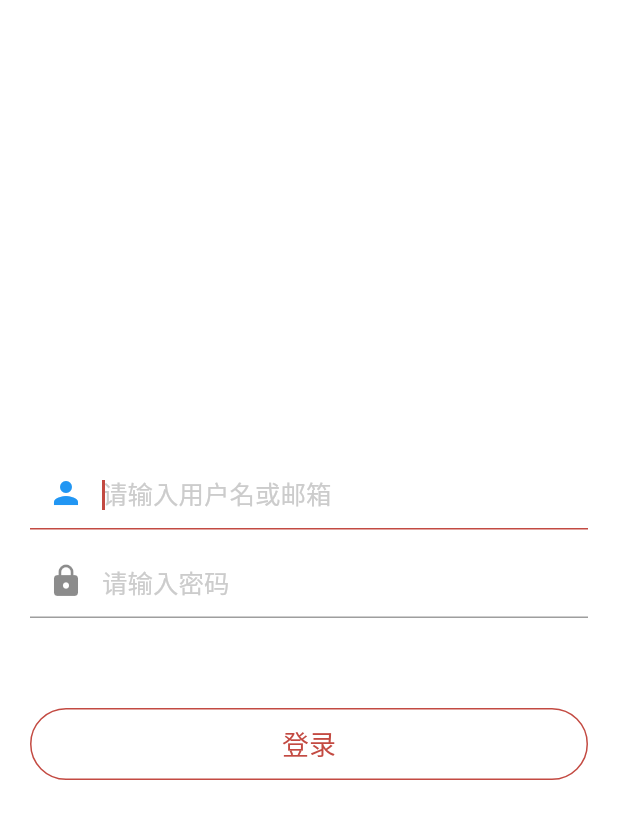
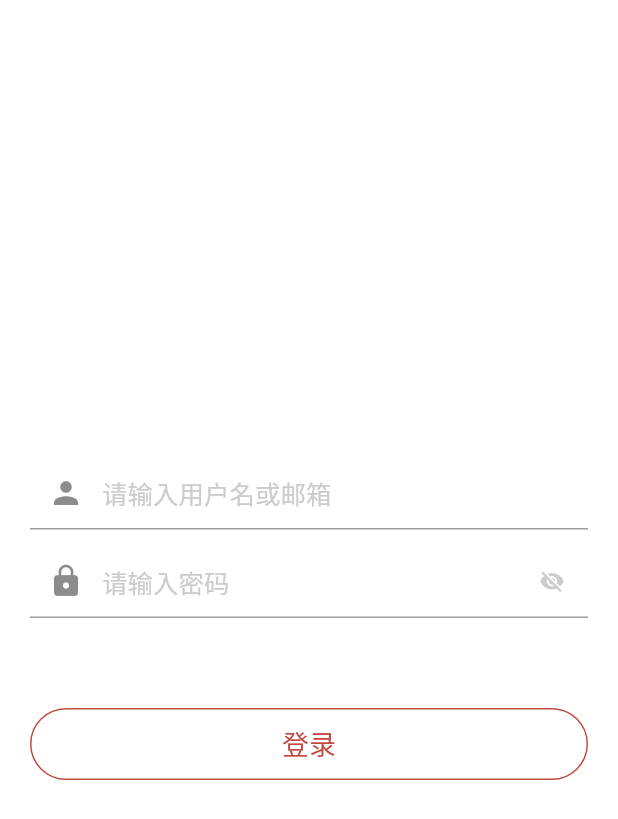
Before and after one commit to sunfusheng/github_flutter, a Flutter app: the screen it shows after launch, on a phone screen of 412 x 824 dp. Shown: the top 819 px of the screen. Run offline on Flutter 3.47's test engine with Material 2 defaults, Android fonts, the phone set to English and light mode, and no system bars; our stand-ins replace fluttertoast.

Commit message:
构建登录页面

```diff
--- a/lib/pages/LoginPage.dart
+++ b/lib/pages/LoginPage.dart
@@ -1,6 +1,7 @@
 import 'package:flutter/material.dart';
 import 'package:github_flutter/resource/ColorRes.dart';
 import 'package:github_flutter/resource/StringRes.dart';
+import 'package:github_flutter/utils/ToastUtil.dart';
 
 class LoginPage extends StatefulWidget {
   @override
@@ -8,9 +9,12 @@ class LoginPage extends StatefulWidget {
 }
 
 class _LoginPageState extends State<LoginPage> {
+  // 创建用户名组件
   Widget createUsernameWidget() {
     return TextFormField(
-      autofocus: true,
+      controller: usernameController,
+      focusNode: usernameFocusNode,
+      autofocus: false,
       decoration: InputDecoration(
         hintText: StringRes.inputUsernameHint,
         hintStyle: TextStyle(
@@ -18,6 +22,65 @@ class _LoginPageState extends State<LoginPage> {
           fontSize: 17,
         ),
         prefixIcon: Icon(Icons.person),
+        suffixIcon: showClearIcon
+            ? IconButton(
+                icon: Icon(
+                  Icons.clear,
+                  color: ColorRes.font4,
+                  size: 17,
+                ),
+                onPressed: () {
+                  usernameController.clear();
+                  showClearIcon = false;
+                  setState(() {});
+                },
+              )
+            : null,
+        border: UnderlineInputBorder(
+          borderSide: BorderSide(width: 1, color: ColorRes.font4),
+        ),
+        focusedBorder: UnderlineInputBorder(
+          borderSide: BorderSide(width: 1, color: ColorRes.colorPrimary),
+        ),
+      ),
+      style: TextStyle(
+        color: ColorRes.font1,
+        fontSize: 17,
+      ),
+      cursorColor: ColorRes.colorPrimary,
+      onChanged: (it) {
+        showClearIcon = it.length > 0;
+        setState(() {});
+      },
+    );
+  }
+
+  // 创建密码组件
+  Widget createPasswordWidget() {
+    return TextFormField(
+      controller: passwordController,
+      focusNode: passwordFocusNode,
+      autofocus: false,
+      obscureText: !showPassword,
+      decoration: InputDecoration(
+        hintText: StringRes.inputPasswordHint,
+        hintStyle: TextStyle(
+          color: ColorRes.font4,
+          fontSize: 17,
+        ),
+        prefixIcon: Icon(Icons.lock),
+        suffixIcon: IconButton(
+          icon: Icon(
+            showPassword ? Icons.visibility : Icons.visibility_off,
+            color: ColorRes.font4,
+            size: 17,
+          ),
+          onPressed: () {
+            setState(() {
+              showPassword = !showPassword;
+            });
+          },
+        ),
         border: UnderlineInputBorder(
           borderSide: BorderSide(width: 1, color: ColorRes.font4),
         ),
@@ -33,31 +96,7 @@ class _LoginPageState extends State<LoginPage> {
     );
   }
 
-  Widget createPasswordWidget() {
-    return TextFormField(
-      autofocus: true,
-      decoration: InputDecoration(
-        hintText: StringRes.inputPasswordHint,
-        hintStyle: TextStyle(
-          color: ColorRes.font4,
-          fontSize: 17,
-        ),
-        prefixIcon: Icon(Icons.lock),
-        border: UnderlineInputBorder(
-          borderSide: BorderSide(width: 1, color: ColorRes.font4),
-        ),
-        focusedBorder: UnderlineInputBorder(
-          borderSide: BorderSide(width: 1, color: ColorRes.colorPrimary),
-        ),
-      ),
-      style: TextStyle(
-        color: ColorRes.font1,
-        fontSize: 17,
-      ),
-      cursorColor: ColorRes.colorPrimary,
-    );
-  }
-
+  // 创建登录组件
   Widget createLoginWidget() {
     return OutlineButton(
       child: SizedBox(
@@ -82,17 +121,55 @@ class _LoginPageState extends State<LoginPage> {
     );
   }
 
-  void login() {}
+  void unfocusAll() {
+    if (usernameFocusNode.hasFocus) {
+      usernameFocusNode.unfocus();
+    }
+    if (passwordFocusNode.hasFocus) {
+      passwordFocusNode.unfocus();
+    }
+  }
+
+  TextEditingController usernameController = TextEditingController();
+  TextEditingController passwordController = TextEditingController();
+
+  FocusNode usernameFocusNode = FocusNode();
+  FocusNode passwordFocusNode = FocusNode();
+
+  bool showClearIcon = false;
+  bool showPassword = false;
+
+  void login() {
+    String username = usernameController.text;
+    String password = passwordController.text;
+    if (username.isEmpty) {
+      ToastUtil.show(StringRes.inputUsernameHint);
+      return;
+    }
+
+    print('username: $username');
+
+    if (password.isEmpty) {
+      ToastUtil.show(StringRes.inputPasswordHint);
+      return;
+    }
+
+    print('password: $password');
+
+    unfocusAll();
+  }
 
   @override
   Widget build(BuildContext context) {
     return Scaffold(
       backgroundColor: Colors.white,
-      body: Center(
-        child: Padding(
-          padding: EdgeInsets.only(left: 20, right: 20),
-          child: Form(
-            key: null,
+      body: GestureDetector(
+        onTap: () {
+          unfocusAll();
+        },
+        child: Center(
+          child: Padding(
+            padding: EdgeInsets.only(left: 20, right: 20),
             child: Column(
               mainAxisAlignment: MainAxisAlignment.center,
               children: <Widget>[
@@ -108,4 +185,11 @@ class _LoginPageState extends State<LoginPage> {
       ),
     );
   }
+
+  @override
+  void dispose() {
+    usernameController.dispose();
+    passwordController.dispose();
+    super.dispose();
+  }
 }
```
Also changed, not shown: lib/utils/ToastUtil.dart (added, +16 -0 lines), pubspec.yaml (+6 -2 lines), pubspec.lock, 3 other files.
